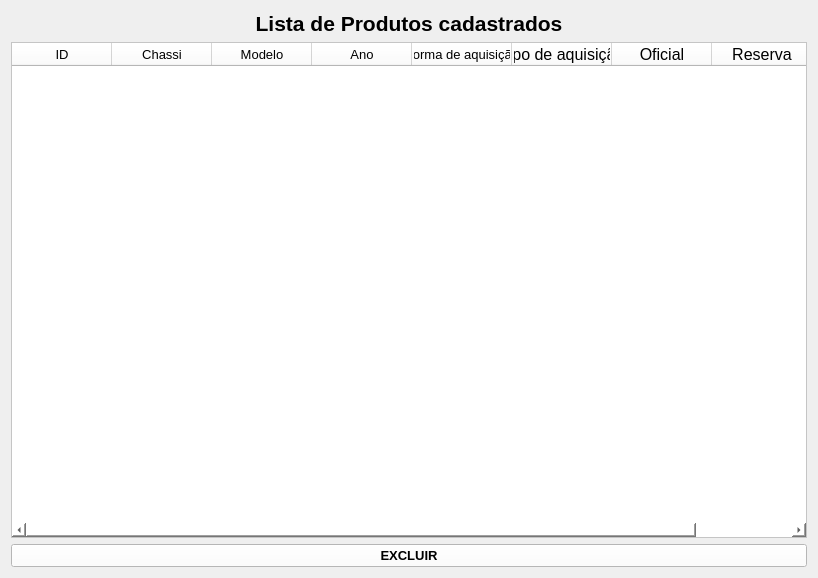
Qt form TELAS/listar_dados.ui (llucasgustavo23-cyber/sistema) before a commit.
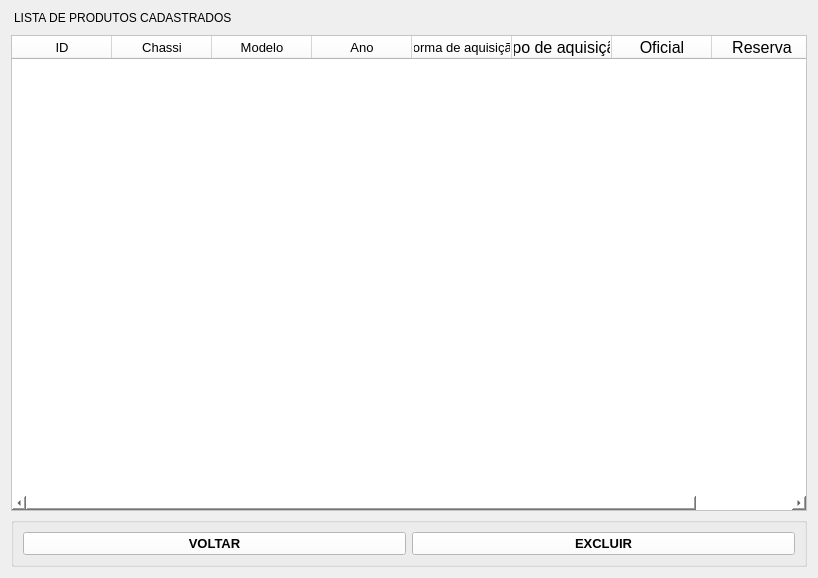
The same form after that commit.

What changed in the file:
```diff
--- a/TELAS/listar_dados.ui
+++ b/TELAS/listar_dados.ui
@@ -15,24 +15,29 @@
   </property>
   <layout class="QVBoxLayout" name="verticalLayout">
    <item>
-    <widget class="QLabel" name="label">
-     <property name="font">
-      <font>
-       <pointsize>16</pointsize>
-       <weight>75</weight>
-       <bold>true</bold>
-      </font>
+    <widget class="QLabel" name="title">
+     <property name="sizePolicy">
+      <sizepolicy hsizetype="Expanding" vsizetype="Fixed">
+       <horstretch>0</horstretch>
+       <verstretch>0</verstretch>
+      </sizepolicy>
+     </property>
+     <property name="styleSheet">
+      <string>font:700 22pt &quot;Segoe UI&quot;; padding-bottom:4px;</string>
      </property>
      <property name="text">
-      <string>Lista de Produtos cadastrados</string>
-     </property>
-     <property name="alignment">
-      <set>Qt::AlignCenter</set>
+      <string>LISTA DE PRODUTOS CADASTRADOS</string>
      </property>
     </widget>
    </item>
    <item>
     <widget class="QTableWidget" name="tableWidget">
+     <property name="sizePolicy">
+      <sizepolicy hsizetype="Expanding" vsizetype="Expanding">
+       <horstretch>0</horstretch>
+       <verstretch>0</verstretch>
+      </sizepolicy>
+     </property>
      <property name="font">
       <font>
        <pointsize>12</pointsize>
@@ -115,6 +120,35 @@
     </widget>
    </item>
    <item>
+    <widget class="QGroupBox" name="groupBox">
+     <property name="sizePolicy">
+      <sizepolicy hsizetype="Expanding" vsizetype="Preferred">
+       <horstretch>0</horstretch>
+       <verstretch>0</verstretch>
+      </sizepolicy>
+     </property>
+     <property name="title">
+      <string/>
+     </property>
+     <layout class="QHBoxLayout" name="horizontalLayout">
+      <item>
+       <widget class="QPushButton" name="pushButton">
+        <property name="font">
+         <font>
+          <pointsize>10</pointsize>
+          <weight>75</weight>
+          <bold>true</bold>
+         </font>
+        </property>
+        <property name="styleSheet">
+         <string notr="true">background-color: rgb(255, 255, 255);</string>
+        </property>
+        <property name="text">
+         <string>VOLTAR</string>
+        </property>
+       </widget>
+      </item>
+      <item>
     <widget class="QPushButton" name="botaoExcluir">
      <property name="font">
       <font>
@@ -129,6 +163,9 @@
      <property name="text">
       <string>EXCLUIR</string>
      </property>
+       </widget>
+      </item>
+     </layout>
     </widget>
    </item>
   </layout>
```
Lines whose indentation alone changed are shown as unchanged.
